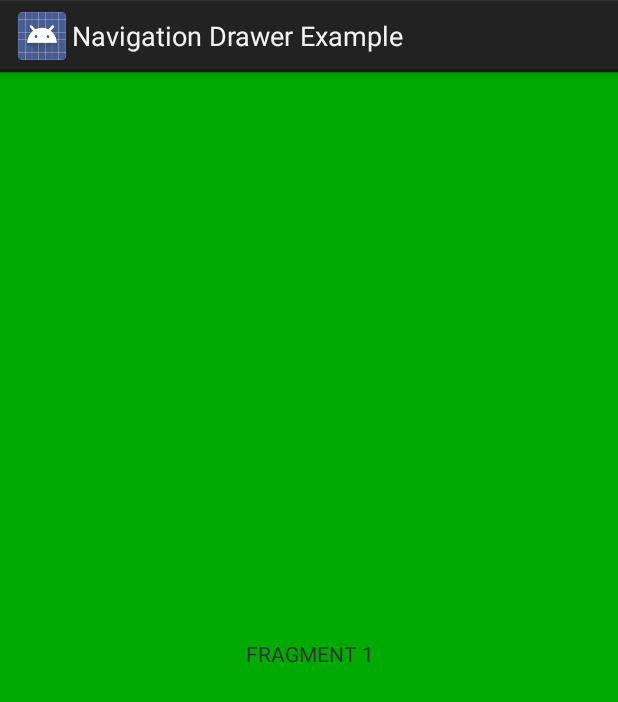
After one commit to mamamag77/DemoSimpleNavigationDrawer, an Android app: the layout fragment_3.xml on its own in the app's theme, with its tools: preview values and no code run, on a phone screen of 412 x 824 dp. The commit adds this screen. Shown: the top 702 px of the screen. Run offline under Robolectric (Android 15) with nearby library versions, the phone set to English and light mode, and no system bars.

Commit message:
004_fragment_three When click Mars, use FragmentThree

```diff
--- /dev/null
+++ b/app/src/main/res/layout/fragment_3.xml
@@ -0,0 +1,24 @@
+<!--
+  Copyright 2013 The Android Open Source Project
+
+  Licensed under the Apache License, Version 2.0 (the "License");
+  you may not use this file except in compliance with the License.
+  You may obtain a copy of the License at
+
+      http://www.apache.org/licenses/LICENSE-2.0
+
+  Unless required by applicable law or agreed to in writing, software
+  distributed under the License is distributed on an "AS IS" BASIS,
+  WITHOUT WARRANTIES OR CONDITIONS OF ANY KIND, either express or implied.
+  See the License for the specific language governing permissions and
+  limitations under the License.
+  -->
+
+<TextView xmlns:android="http://schemas.android.com/apk/res/android"
+    android:id="@+id/frag1"
+    android:text="FRAGMENT 1"
+    android:layout_width="match_parent"
+    android:layout_height="match_parent"
+    android:background="#00aa00"
+    android:gravity="center"
+    android:padding="32dp" />
```
Also changed, not shown: app/src/main/java/com/example/android/navigationdrawerexample/MainActivity.java (+28 -0 lines).
